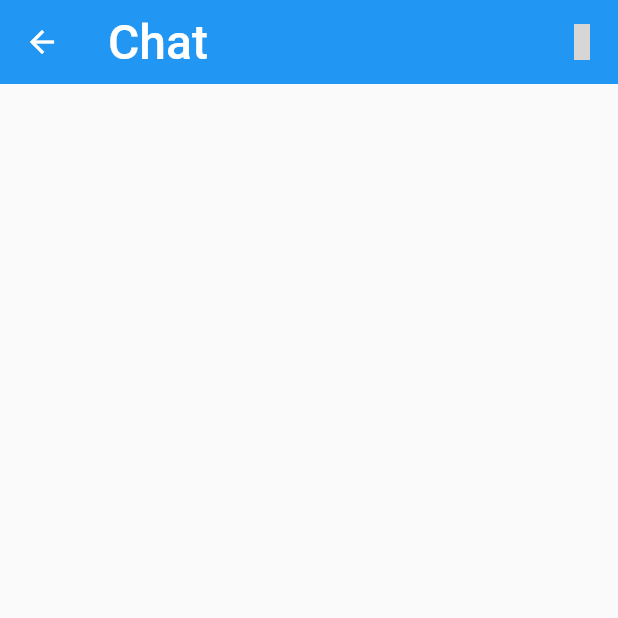
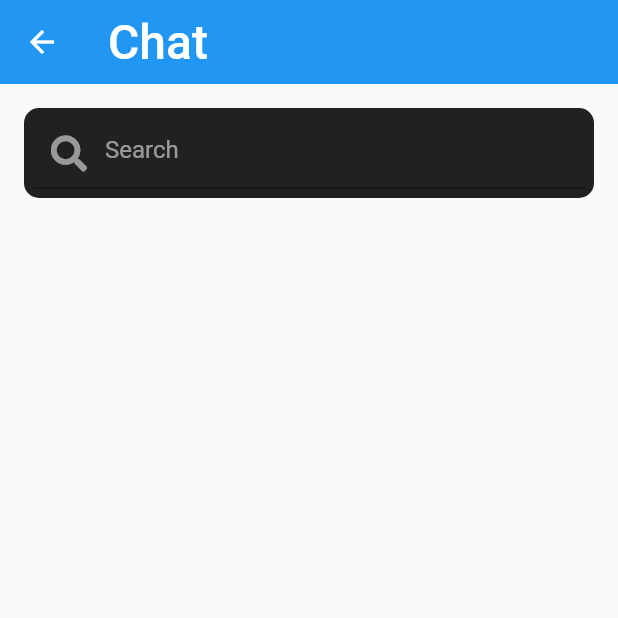
Before and after one commit to shrestha24/encrypted_message_app, a Flutter app: the HomeScreen screen opened directly, on a phone screen of 412 x 824 dp, the top half of it. Run offline on Flutter 3.47's test engine with Material 2 defaults, Android fonts, the phone set to English and light mode, and no system bars; our stand-ins replace firebase_auth, flutter_spinkit, font_awesome_flutter; missing offline and left inert: encrypt; accounts and stored records are empty; statements that could not run were skipped; grey boxes are pictures that could not be loaded.

Commit message:
homepage completed.

```diff
--- a/lib/page/homeScreen.dart
+++ b/lib/page/homeScreen.dart
@@ -1,4 +1,6 @@
 import 'package:flutter/material.dart';
+import 'package:font_awesome_flutter/font_awesome_flutter.dart';
+import 'package:flutter_spinkit/flutter_spinkit.dart';
 
 class HomeScreen extends StatefulWidget {
   @override
@@ -11,10 +13,10 @@ class _HomeScreenState extends State<HomeScreen> {
   @override
   Widget build(BuildContext context) {
     return Scaffold(
-      backgroundColor: AppColors.mainColor,
+      backgroundColor: Colors.mainColor,
         appBar: AppBar(
         elevation: 0,
-          backgroundColor: AppColors.mainColor,
+          backgroundColor: Colors.mainColor,
           title: Text(
             "Chat",
             style: TextStyle(
@@ -24,10 +26,99 @@ class _HomeScreenState extends State<HomeScreen> {
       actions: <Widget>[
         IconButton(
             icon: Icon(
-              FlutterIcons.filter
-            ), onPressed: null)
+              FontAwesomeIcons.filter,
+              color: Colors.blue,
+            ),
+            onPressed: null),
+
       ],
               ),
+      body: Column(
+        children: <Widget>[
+          Container(
+            margin: EdgeInsets.all(16),
+            padding: EdgeInsets.all(6),
+            decoration: BoxDecoration(
+              color: Colors.black87,
+              borderRadius: BorderRadius.all(
+                Radius.circular(10),
+              )
+            ),
+         child: TextField(
+           decoration: InputDecoration(
+             prefixIcon: Icon(
+               FontAwesomeIcons.search,
+               color: Colors.white54,
+             ),
+             hintText: "Search",
+             hintStyle: TextStyle(
+               color: Colors.white54,
+             ),
+           ),
+         ),
+          ),
+          Expanded(
+            child: ListView.builder(
+          itemCount: list.length,
+          itemBuilder: (context, index) {
+            return ListTile(
+              onTap: () {
+                Navigator.of(context).push(
+                  MaterialPageRoute(
+                    builder: (_) => ChatItemPage(),
+                  ),
+                );
+              },
+              leading: Container(
+                width: 50,
+                height: 50,
+                decoration: BoxDecoration(
+                  borderRadius: BorderRadius.all(
+                    Radius.circular(100),
+                  ),
+                  image: DecorationImage(
+                      image: ExactAssetImage(""),
+                  ),
+                ),
+              ),
+              title: Text(
+                list[index].contact.name,
+                style: TextStyle(
+                  color: Colors.white,
+                ),
+              ),
+              subtitle: list[index].isTyping
+              ? Row(
+                children: <Widget>[
+                  SpinKitThreeBounce(
+                    color: Colors.blue,
+                    size:20.0,
+                  ),
+                ],
+              )
+             : Row(
+                children: <Widget>[
+                  Text(
+                    list[index].lastMessage,
+                    style: TextStyle(
+                      color: Colors.white54,
+                    ),
+                  ),
+                  SizedBox(width: 25),
+                  Text(
+                    list[index].lastMesasgeTime + "days ago",
+                    style: TextStyle(
+                      color: Colors.white54
+                    ),
+                  )
+                ],
+              )
+            )
+          }
+            ),
+          )
+        ],
+      ),
             )
           ],
         ),
--- a/pubspec.yaml
+++ b/pubspec.yaml
@@ -33,6 +33,9 @@ dependencies:
   flutter_sms: ^2.0.1+2
   path:
   url_launcher:
+  font_awesome_flutter:
+  flutter_spinkit:
+
 
 dev_dependencies:
   flutter_test:
```
Also changed, not shown: pubspec.lock.
